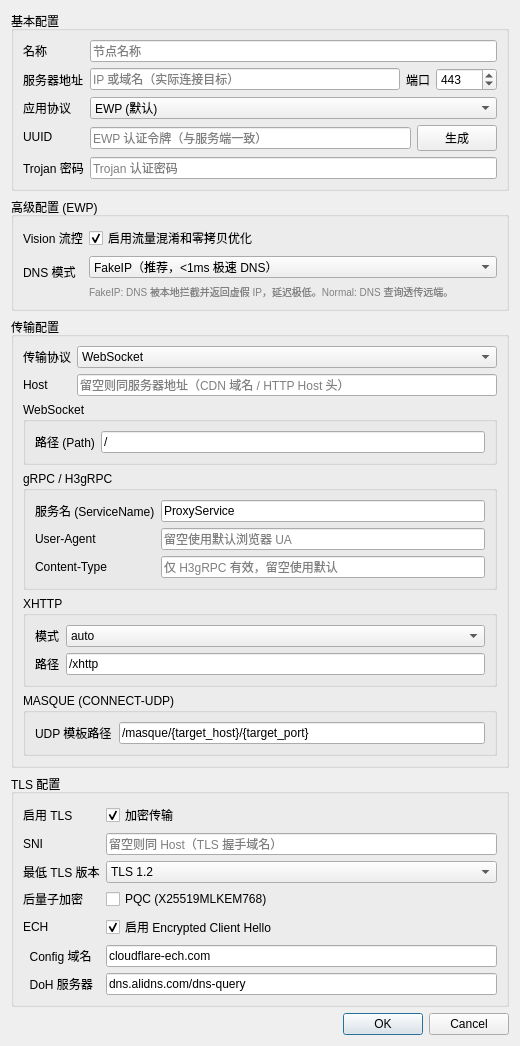
Before: the Qt Designer form ewp-gui/ui/EditNodeDialog.ui in H1d3r/ech-workers-ewp, drawn with Qt 5.
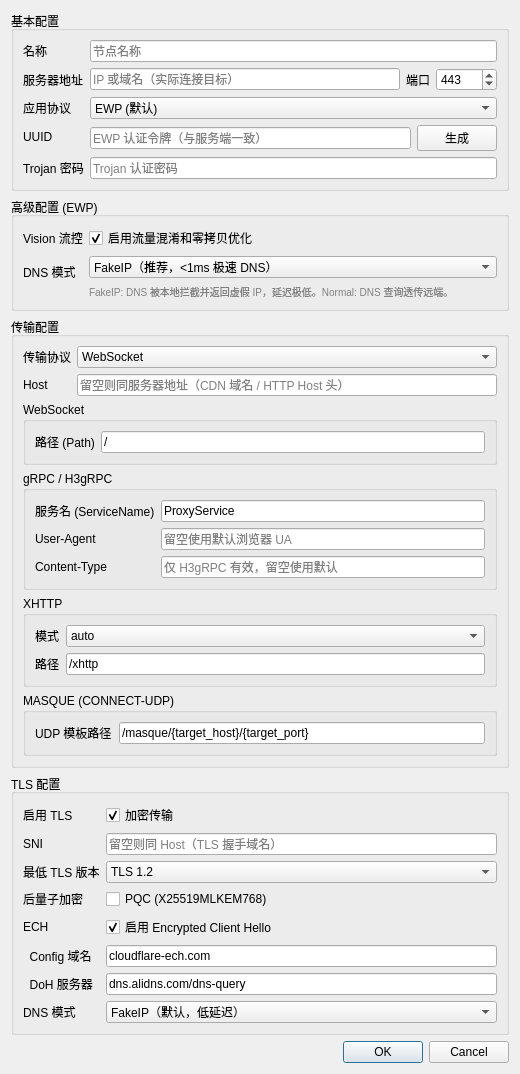
After: the same form once the commit is applied.

Commit message: 新增dns处理模式

The edit to the form file:
```diff
--- a/ewp-gui/ui/EditNodeDialog.ui
+++ b/ewp-gui/ui/EditNodeDialog.ui
@@ -393,6 +393,22 @@
        </widget>
       </item>
 
+      <item row="7" column="0">
+       <widget class="QLabel" name="labelDNSMode">
+        <property name="text"><string>DNS 模式</string></property>
+       </widget>
+      </item>
+      <item row="7" column="1">
+       <widget class="QComboBox" name="comboDNSMode">
+        <item>
+         <property name="text"><string>FakeIP（默认，低延迟）</string></property>
+        </item>
+        <item>
+         <property name="text"><string>Normal（透传，Full Cone NAT）</string></property>
+        </item>
+       </widget>
+      </item>
+
      </layout>
     </widget>
    </item>
```
The commit also changes 1 other file.
